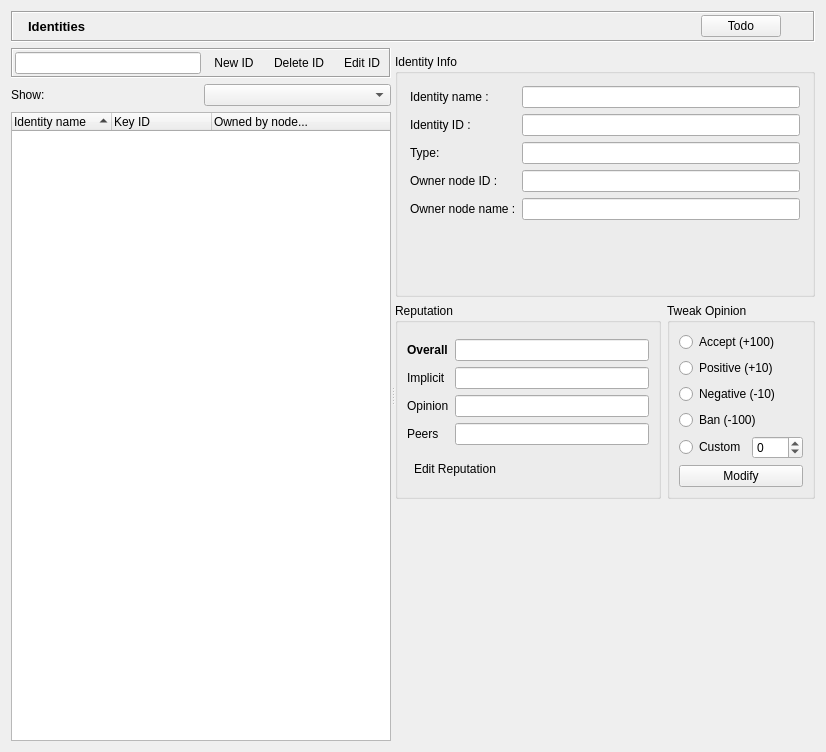
Above: retroshare-gui/src/gui/Identity/IdDialog.ui from RetroShare/RetroShare before the change. Below: the same form after it.
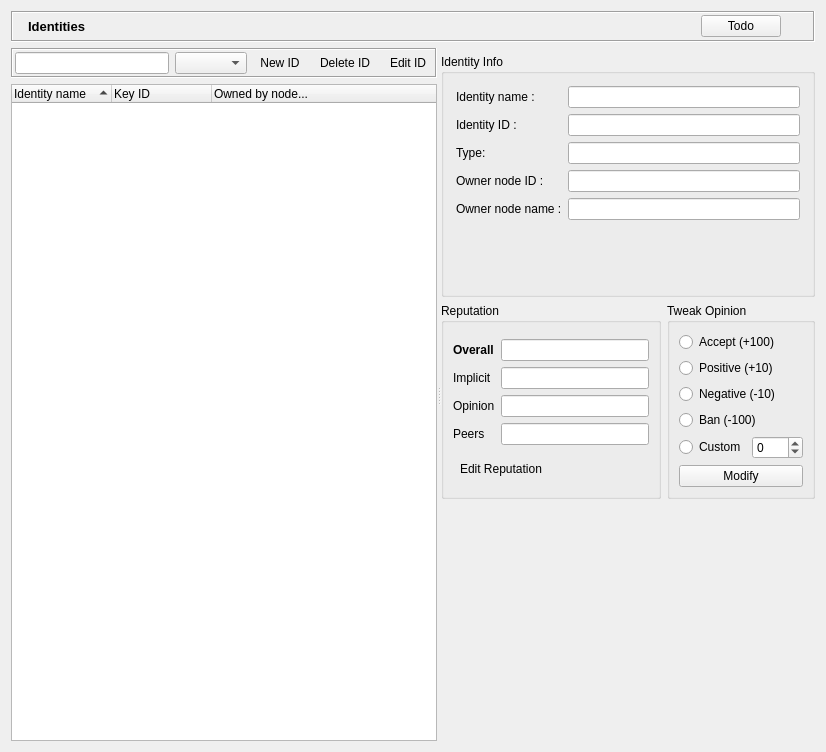
That is the form after the change. Icons and pictures are not drawn. Custom widgets are drawn as their Qt base class.

Commit message: compacted layout in Identity: remove one line

What changed in the file:
```diff
--- a/retroshare-gui/src/gui/Identity/IdDialog.ui
+++ b/retroshare-gui/src/gui/Identity/IdDialog.ui
@@ -139,6 +139,9 @@
           <item>
            <widget class="LineEditClear" name="filterLineEdit"/>
           </item>
+          <item>
+           <widget class="QComboBox" name="filterComboBox"/>
+          </item>
           <item>
            <widget class="QToolButton" name="toolButton_NewId">
             <property name="sizePolicy">
@@ -227,18 +230,7 @@
         </widget>
        </item>
        <item>
-        <layout class="QHBoxLayout" name="filterLayout">
-         <item>
-          <widget class="QLabel" name="filterLabel">
-           <property name="text">
-            <string>Show:</string>
-           </property>
-          </widget>
-         </item>
-         <item>
-          <widget class="QComboBox" name="filterComboBox"/>
-         </item>
-        </layout>
+        <layout class="QHBoxLayout" name="filterLayout"/>
        </item>
        <item>
         <widget class="RSTreeWidget" name="treeWidget_IdList">
```
Left out of the diff: 1 changed line with no effect on the pictures.
